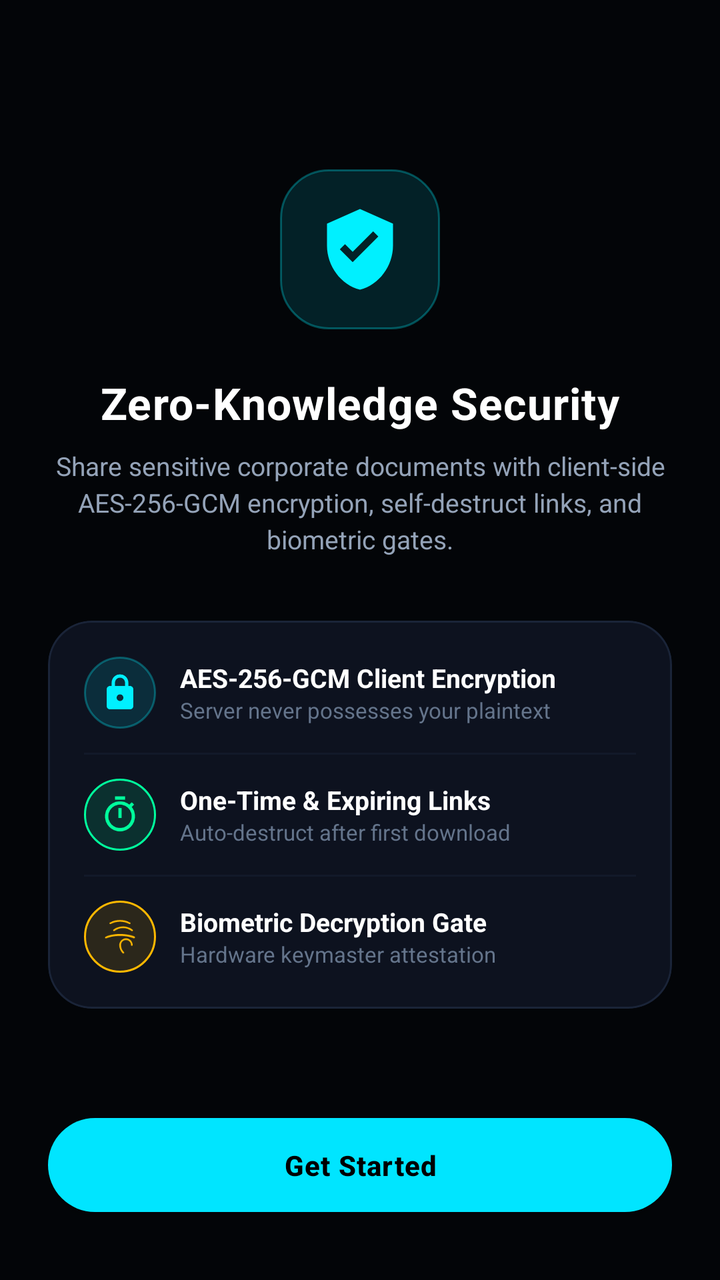
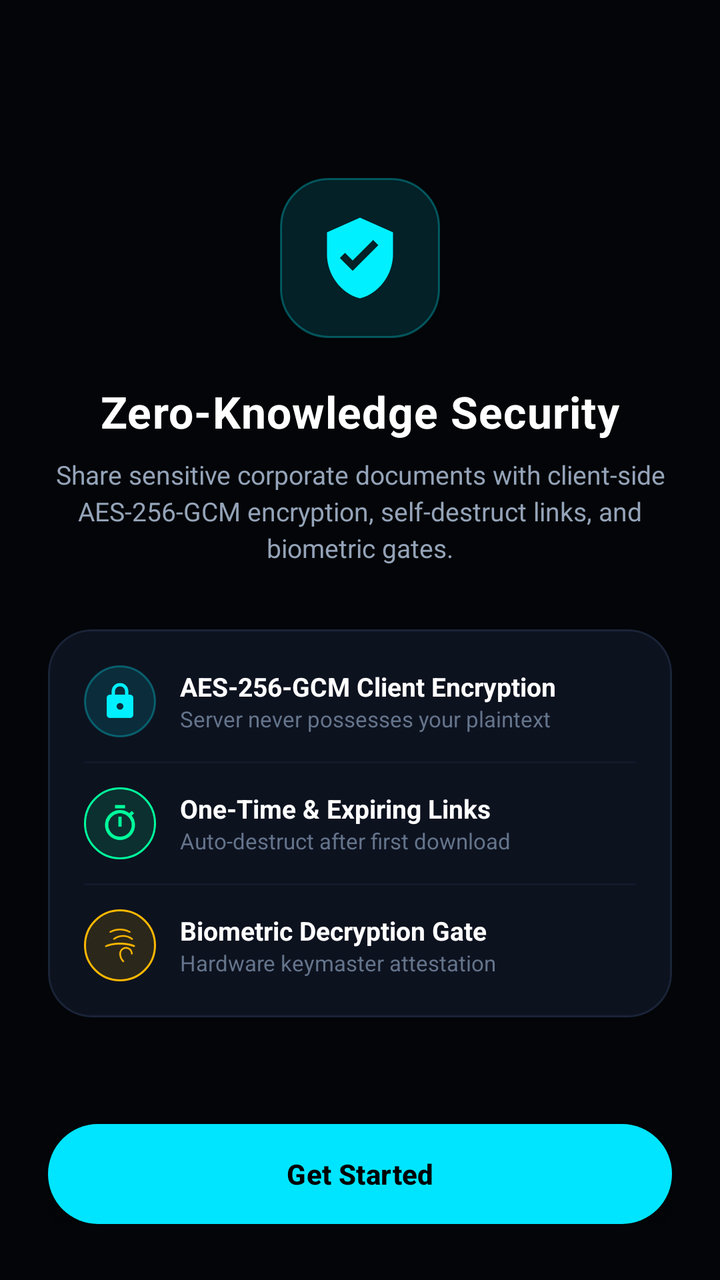

An Android layout rendered at two revisions. The XML below is the earlier revision; the diff shows what the commit changed to produce the second picture.
<!-- AndroidManifest.xml: application theme Theme.SecureDrop -->
<!-- res/layout/activity_onboarding.xml -->
<?xml version="1.0" encoding="utf-8"?>
<LinearLayout xmlns:android="http://schemas.android.com/apk/res/android"
    xmlns:app="http://schemas.android.com/apk/res-auto"
    android:layout_width="match_parent"
    android:layout_height="match_parent"
    android:background="@color/bg_dark"
    android:orientation="vertical"
    android:paddingStart="24dp"
    android:paddingTop="36dp"
    android:paddingEnd="24dp"
    android:paddingBottom="28dp">

    <LinearLayout
        android:layout_width="match_parent"
        android:layout_height="0dp"
        android:layout_weight="1"
        android:gravity="center"
        android:orientation="vertical">

        
        <ImageView
            android:layout_width="80dp"
            android:layout_height="80dp"
            android:background="@drawable/bg_badge_blue"
            android:padding="18dp"
            android:src="@drawable/ic_shield_check"
            app:tint="@color/brand_accent" />

        <TextView
            android:layout_width="wrap_content"
            android:layout_height="wrap_content"
            android:layout_marginTop="22dp"
            android:letterSpacing="0.02"
            android:text="Zero-Knowledge Security"
            android:textColor="@color/text_primary"
            android:textSize="22sp"
            android:textStyle="bold" />

        <TextView
            android:layout_width="wrap_content"
            android:layout_height="wrap_content"
            android:layout_marginTop="8dp"
            android:gravity="center"
            android:lineSpacingExtra="3dp"
            android:text="Share sensitive corporate documents with client-side AES-256-GCM encryption, self-destruct links, and biometric gates."
            android:textColor="@color/text_secondary"
            android:textSize="13sp" />

        
        <com.google.android.material.card.MaterialCardView
            android:layout_width="match_parent"
            android:layout_height="wrap_content"
            android:layout_marginTop="32dp"
            app:cardBackgroundColor="@color/bg_surface_card"
            app:cardCornerRadius="22dp"
            app:cardElevation="0dp"
            app:strokeColor="@color/border_subtle"
            app:strokeWidth="1dp">

            <LinearLayout
                android:layout_width="match_parent"
                android:layout_height="wrap_content"
                android:orientation="vertical"
                android:padding="18dp">

                <LinearLayout
                    android:layout_width="match_parent"
                    android:layout_height="wrap_content"
                    android:gravity="center_vertical"
                    android:orientation="horizontal">

                    <ImageView
                        android:layout_width="36dp"
                        android:layout_height="36dp"
                        android:background="@drawable/bg_badge_blue"
                        android:padding="8dp"
                        android:src="@drawable/ic_lock"
                        app:tint="@color/brand_accent" />

                    <LinearLayout
                        android:layout_width="0dp"
                        android:layout_height="wrap_content"
                        android:layout_marginStart="12dp"
                        android:layout_weight="1"
                        android:orientation="vertical">

                        <TextView
                            android:layout_width="wrap_content"
                            android:layout_height="wrap_content"
                            android:text="AES-256-GCM Client Encryption"
                            android:textColor="@color/text_primary"
                            android:textSize="13sp"
                            android:textStyle="bold" />

                        <TextView
                            android:layout_width="wrap_content"
                            android:layout_height="wrap_content"
                            android:text="Server never possesses your plaintext"
                            android:textColor="@color/text_muted"
                            android:textSize="11sp" />
                    </LinearLayout>
                </LinearLayout>

                <View
                    android:layout_width="match_parent"
                    android:layout_height="1dp"
                    android:layout_marginTop="12dp"
                    android:layout_marginBottom="12dp"
                    android:background="@color/divider_line" />

                <LinearLayout
                    android:layout_width="match_parent"
                    android:layout_height="wrap_content"
                    android:gravity="center_vertical"
                    android:orientation="horizontal">

                    <ImageView
                        android:layout_width="36dp"
                        android:layout_height="36dp"
                        android:background="@drawable/bg_badge_green"
                        android:padding="8dp"
                        android:src="@drawable/ic_timer"
                        app:tint="@color/security_green" />

                    <LinearLayout
                        android:layout_width="0dp"
                        android:layout_height="wrap_content"
                        android:layout_marginStart="12dp"
                        android:layout_weight="1"
                        android:orientation="vertical">

                        <TextView
                            android:layout_width="wrap_content"
                            android:layout_height="wrap_content"
                            android:text="One-Time &amp; Expiring Links"
                            android:textColor="@color/text_primary"
                            android:textSize="13sp"
                            android:textStyle="bold" />

                        <TextView
                            android:layout_width="wrap_content"
                            android:layout_height="wrap_content"
                            android:text="Auto-destruct after first download"
                            android:textColor="@color/text_muted"
                            android:textSize="11sp" />
                    </LinearLayout>
                </LinearLayout>

                <View
                    android:layout_width="match_parent"
                    android:layout_height="1dp"
                    android:layout_marginTop="12dp"
                    android:layout_marginBottom="12dp"
                    android:background="@color/divider_line" />

                <LinearLayout
                    android:layout_width="match_parent"
                    android:layout_height="wrap_content"
                    android:gravity="center_vertical"
                    android:orientation="horizontal">

                    <ImageView
                        android:layout_width="36dp"
                        android:layout_height="36dp"
                        android:background="@drawable/bg_badge_amber"
                        android:padding="8dp"
                        android:src="@drawable/ic_fingerprint"
                        app:tint="@color/security_amber" />

                    <LinearLayout
                        android:layout_width="0dp"
                        android:layout_height="wrap_content"
                        android:layout_marginStart="12dp"
                        android:layout_weight="1"
                        android:orientation="vertical">

                        <TextView
                            android:layout_width="wrap_content"
                            android:layout_height="wrap_content"
                            android:text="Biometric Decryption Gate"
                            android:textColor="@color/text_primary"
                            android:textSize="13sp"
                            android:textStyle="bold" />

                        <TextView
                            android:layout_width="wrap_content"
                            android:layout_height="wrap_content"
                            android:text="Hardware keymaster attestation"
                            android:textColor="@color/text_muted"
                            android:textSize="11sp" />
                    </LinearLayout>
                </LinearLayout>
            </LinearLayout>
        </com.google.android.material.card.MaterialCardView>
    </LinearLayout>

    <com.google.android.material.button.MaterialButton
        android:id="@+id/btnGetStarted"
        style="@style/SecureDropButton"
        android:layout_width="match_parent"
        android:layout_height="wrap_content"
        android:text="Get Started"
        app:cornerRadius="26dp" />
</LinearLayout>
<!-- resources referenced by this layout -->
<resources>
  <color name="bg_dark">#030508</color>
  <color name="bg_surface_card">#0D121F</color>
  <color name="border_subtle">#1A2438</color>
  <color name="brand_accent">#00F0FF</color>
  <color name="divider_line">#121929</color>
  <color name="security_amber">#FFB800</color>
  <color name="security_green">#00FF9D</color>
  <color name="text_muted">#64748B</color>
  <color name="text_primary">#FFFFFF</color>
  <color name="text_secondary">#94A3B8</color>
  <!-- drawable bg_badge_amber (drawable) -->
  <?xml version="1.0" encoding="utf-8"?>
  <shape xmlns:android="http://schemas.android.com/apk/res/android"
      android:shape="rectangle">
      <solid android:color="@color/security_amber_bg" />
      <corners android:radius="24dp" />
      <stroke
          android:width="1dp"
          android:color="@color/security_amber" />
  </shape>
  <!-- drawable bg_badge_blue (drawable) -->
  <?xml version="1.0" encoding="utf-8"?>
  <shape xmlns:android="http://schemas.android.com/apk/res/android"
      android:shape="rectangle">
      <solid android:color="@color/security_blue_bg" />
      <corners android:radius="24dp" />
      <stroke
          android:width="1dp"
          android:color="@color/border_glow" />
  </shape>
  <!-- drawable bg_badge_green (drawable) -->
  <?xml version="1.0" encoding="utf-8"?>
  <shape xmlns:android="http://schemas.android.com/apk/res/android"
      android:shape="rectangle">
      <solid android:color="@color/security_green_bg" />
      <corners android:radius="24dp" />
      <stroke
          android:width="1dp"
          android:color="@color/security_green" />
  </shape>
  <style name="SecureDropButton" parent="Widget.MaterialComponents.Button">
          <item name="cornerRadius">24dp</item>
          <item name="android:textAllCaps">false</item>
          <item name="android:textStyle">bold</item>
          <item name="android:paddingTop">14dp</item>
          <item name="android:paddingBottom">14dp</item>
          <item name="backgroundTint">@color/brand_primary</item>
          <item name="android:textColor">@color/black</item>
          <item name="android:letterSpacing">0.03</item>
      </style>
  <style name="Theme.SecureDrop" parent="Theme.MaterialComponents.DayNight.NoActionBar">
          
          <item name="colorPrimary">@color/brand_primary</item>
          <item name="colorPrimaryVariant">@color/brand_primary_variant</item>
          <item name="colorOnPrimary">@color/black</item>
          
          <item name="colorSecondary">@color/brand_accent</item>
          <item name="colorSecondaryVariant">@color/brand_accent</item>
          <item name="colorOnSecondary">@color/black</item>
          
          <item name="android:statusBarColor">@color/bg_dark</item>
          <item name="android:navigationBarColor">@color/bg_dark</item>
          <item name="android:windowBackground">@color/bg_dark</item>
          <item name="android:windowLightStatusBar">false</item>
      </style>
  <color name="security_amber_bg">#20FFB800</color>
  <color name="security_blue_bg">#2000E5FF</color>
  <color name="border_glow">#4D00F0FF</color>
  <color name="security_green_bg">#2000FF9D</color>
  <color name="white">#FFFFFF</color>
  <color name="brand_primary">#00E5FF</color>
  <color name="black">#000000</color>
  <color name="brand_primary_variant">#00B0FF</color>
  <!-- unchanged entries left out for length: 4 -->
</resources>

<!-- the commit's change to res/layout/activity_onboarding.xml (unified diff, before → after) -->
@@ -4,6 +4,7 @@
     android:layout_width="match_parent"
     android:layout_height="match_parent"
     android:background="@color/bg_dark"
+    android:fitsSystemWindows="true"
     android:orientation="vertical"
     android:paddingStart="24dp"
     android:paddingTop="36dp"
@@ -199,6 +200,8 @@
         style="@style/SecureDropButton"
         android:layout_width="match_parent"
         android:layout_height="wrap_content"
+        android:minHeight="50dp"
+        android:singleLine="true"
         android:text="Get Started"
         app:cornerRadius="26dp" />
 </LinearLayout>
<!-- resource entries referenced after the edit -->
@@ -41,14 +41,26 @@
           android:color="@color/security_green" />
   </shape>
   <style name="SecureDropButton" parent="Widget.MaterialComponents.Button">
+          <item name="android:insetTop">0dp</item>
+          <item name="android:insetBottom">0dp</item>
+          <item name="android:insetLeft">0dp</item>
+          <item name="android:insetRight">0dp</item>
+          <item name="android:minHeight">48dp</item>
           <item name="cornerRadius">24dp</item>
           <item name="android:textAllCaps">false</item>
           <item name="android:textStyle">bold</item>
-          <item name="android:paddingTop">14dp</item>
-          <item name="android:paddingBottom">14dp</item>
+          <item name="android:paddingTop">12dp</item>
+          <item name="android:paddingBottom">12dp</item>
+          <item name="android:paddingStart">16dp</item>
+          <item name="android:paddingEnd">16dp</item>
           <item name="backgroundTint">@color/brand_primary</item>
           <item name="android:textColor">@color/black</item>
-          <item name="android:letterSpacing">0.03</item>
+          <item name="android:letterSpacing">0.01</item>
+          <item name="iconGravity">textStart</item>
+          <item name="iconPadding">8dp</item>
+          <item name="rippleColor">#33000000</item>
+          <item name="android:singleLine">true</item>
+          <item name="android:ellipsize">end</item>
       </style>
   <style name="Theme.SecureDrop" parent="Theme.MaterialComponents.DayNight.NoActionBar">
           
@@ -64,6 +76,7 @@
           <item name="android:navigationBarColor">@color/bg_dark</item>
           <item name="android:windowBackground">@color/bg_dark</item>
           <item name="android:windowLightStatusBar">false</item>
+          <item name="android:fitsSystemWindows">true</item>
       </style>
   <color name="security_amber_bg">#20FFB800</color>
   <color name="security_blue_bg">#2000E5FF</color>
